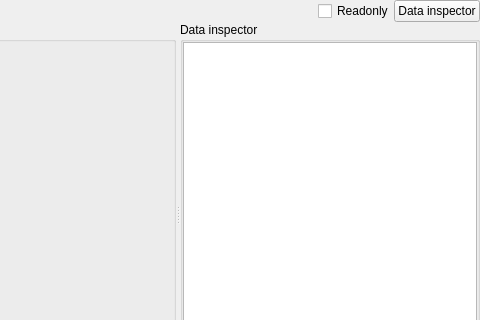
This is xhexviewwidget.ui in horsicq/XHexView as Qt 5 draws it before an edit; both pictures show x 323 to 803 and y 0 to 320 of the 803 by 420 pixel window. The edited form follows.
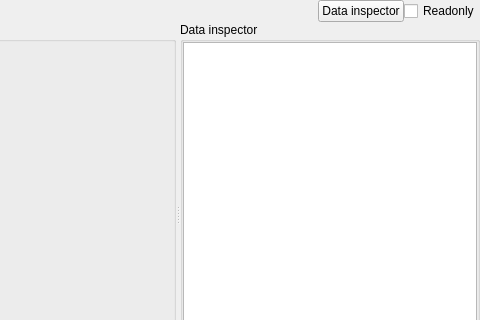
This is the edited form. Custom widgets are drawn as their Qt base class.

The edit to the form file:
```diff
--- a/xhexviewwidget.ui
+++ b/xhexviewwidget.ui
@@ -47,13 +47,6 @@
        </property>
       </spacer>
      </item>
-     <item>
-      <widget class="QCheckBox" name="checkBoxReadonly">
-       <property name="text">
-        <string>Readonly</string>
-       </property>
-      </widget>
-     </item>
      <item>
       <widget class="QPushButton" name="pushButtonDataInspector">
        <property name="text">
@@ -67,6 +60,13 @@
        </property>
       </widget>
      </item>
+     <item>
+      <widget class="QCheckBox" name="checkBoxReadonly">
+       <property name="text">
+        <string>Readonly</string>
+       </property>
+      </widget>
+     </item>
     </layout>
    </item>
    <item>
```
